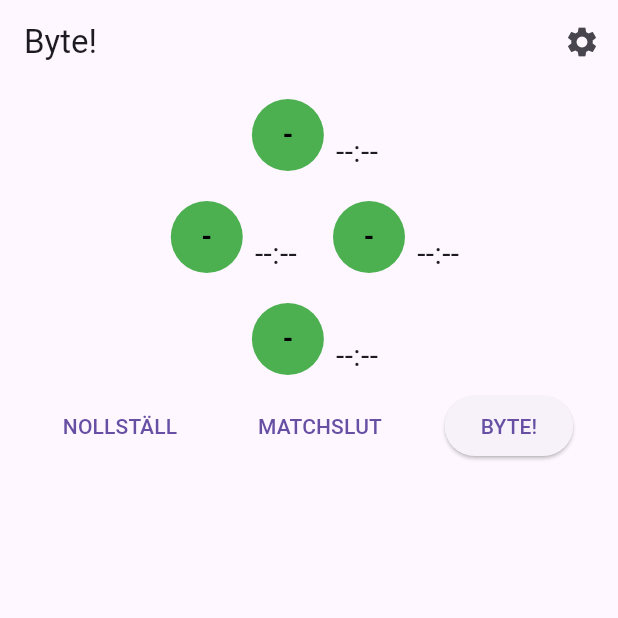
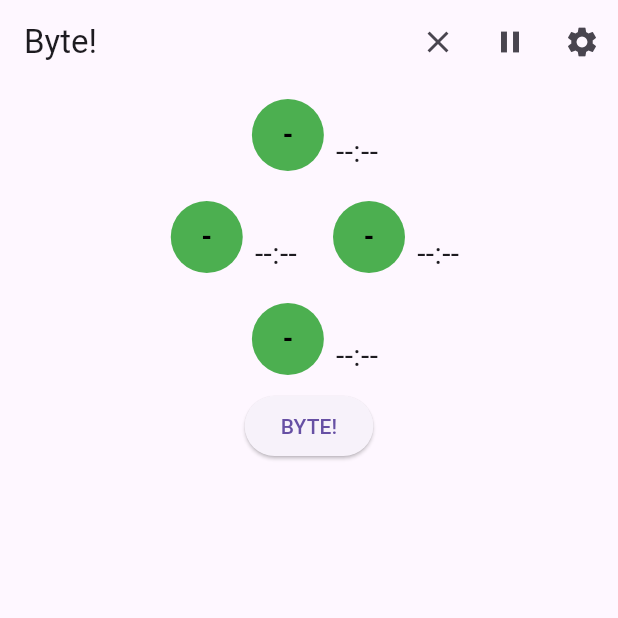
Before and after one commit to zoomix/flutter_byte, a Flutter app: the screen it shows after launch, on a phone screen of 412 x 824 dp, the top half of it. Run offline on Flutter 3.47's test engine with Material 2 defaults, Android fonts, the light colour scheme and no system bars; our stand-ins replace get_it, rxdart, shared_preferences, timer_builder.

Commit message:
Moved the pause/clear icons into the app bar

```diff
--- a/lib/main.dart
+++ b/lib/main.dart
@@ -42,6 +42,7 @@ class MyHomePage extends StatefulWidget {
 
 class _MyHomePageState extends State<MyHomePage> {
   final PlayersMessagebus _playersMB = locator<PlayersMessagebus>();
+  final PositionsMessagebus _positionsMB = locator<PositionsMessagebus>();
 
   late StreamSubscription<Player> playerAddStream;
   late StreamSubscription<Player> playerRemoveStream;
@@ -145,6 +146,16 @@ class _MyHomePageState extends State<MyHomePage> {
         title: Text(widget.title),
         actions: [
           IconButton(
+            icon: const Icon(Icons.clear),
+            onPressed: () => _positionsMB.clearAllPosition(0),
+            tooltip: 'Nollställ',
+          ),
+          IconButton(
+            icon: const Icon(Icons.pause),
+            onPressed: () => _positionsMB.pauseAllPosition(0),
+            tooltip: 'Matchslut',
+          ),
+          IconButton(
             icon: const Icon(Icons.settings),
             onPressed: _pushEditPlayers,
             tooltip: 'Edit Players',
@@ -230,6 +241,8 @@ class _DiamondWidgetState extends State<DiamondWidget> {
         persistPositions(widget.positions);
       });
     });
+    _positionsMB.clearAllStream.listen((ts) => _clearAll());
+    _positionsMB.pauseAllStream.listen((ts) => _pauseAll());
     awaitedLoadActievPositions();
   }
 
@@ -307,24 +320,10 @@ class _DiamondWidgetState extends State<DiamondWidget> {
           ),
         ),
         defender,
-        Row(
-          mainAxisSize: MainAxisSize.max,
-          mainAxisAlignment: MainAxisAlignment.spaceEvenly,
-          children: [
-            TextButton(
-              onPressed: _clearAll,
-              child: const Text('NOLLSTÄLL'),
-            ),
-            TextButton(
-              onPressed: _pauseAll,
-              child: const Text('MATCHSLUT'),
-            ),
-            ElevatedButton(
-              onPressed: doByte,
-              child: const Text('BYTE!'),
-            ),
-          ],
-        )
+        ElevatedButton(
+          onPressed: doByte,
+          child: const Text('BYTE!'),
+        ),
       ],
     );
   }
--- a/lib/services/positions_messagebus.dart
+++ b/lib/services/positions_messagebus.dart
@@ -11,6 +11,14 @@ class PositionsMessagebus {
   Stream<DiamondPosition> get removeStream => _removeSubject.stream;
   void removePosition(DiamondPosition position) => _removeSubject.add(position);
 
+  final _clearAllSubject = BehaviorSubject<int>();
+  Stream<int> get clearAllStream => _clearAllSubject.stream;
+  void clearAllPosition(int ts) => _clearAllSubject.add(ts);
+
+  final _pauseAllSubject = BehaviorSubject<int>();
+  Stream<int> get pauseAllStream => _pauseAllSubject.stream;
+  void pauseAllPosition(int ts) => _pauseAllSubject.add(ts);
+
   final _byteSubject =
       BehaviorSubject<Tuple<DiamondPosition, DiamondPosition>>();
   Stream<Tuple<DiamondPosition, DiamondPosition>> get byteStream =>
```
